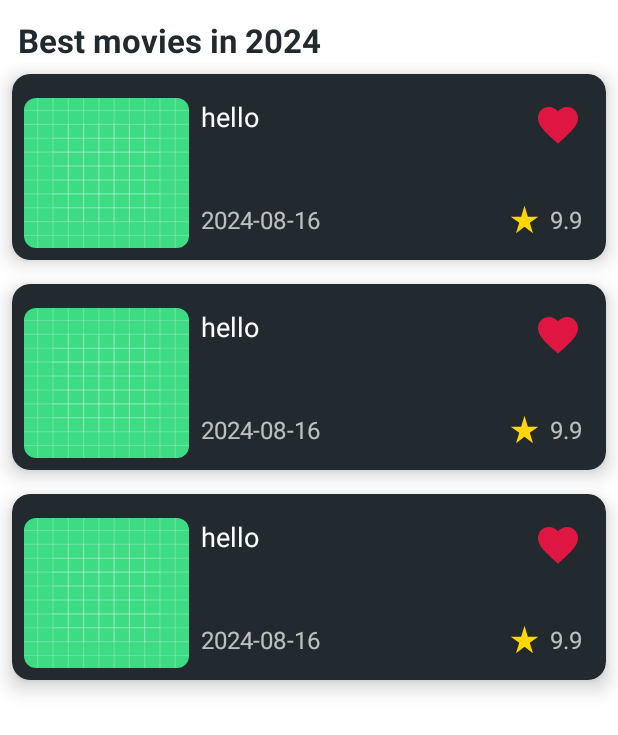
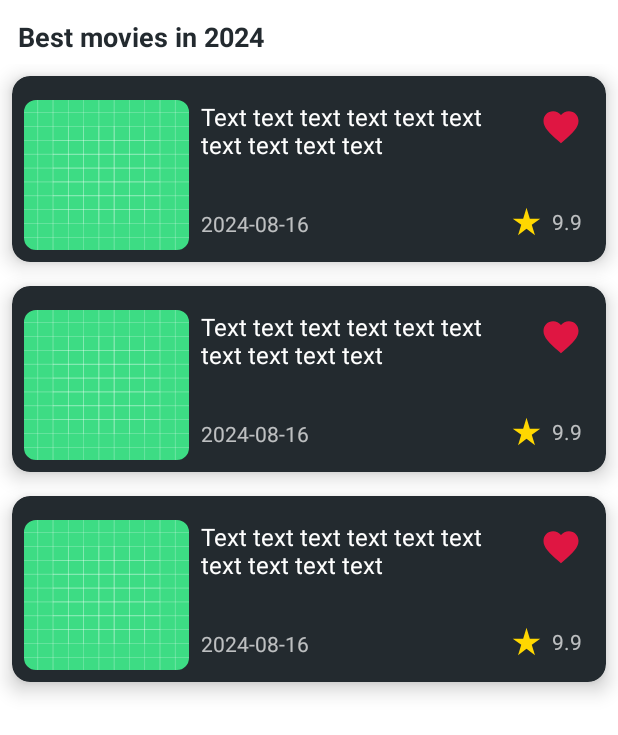
Before and after one commit to mohamedsafwatnassar/PaymobTask, an Android app: the layout fragment_movies.xml on its own in the app's theme, with its tools: preview values and no code run, on a phone screen of 412 x 824 dp. Shown: the top 735 px of the screen. Run offline under Robolectric (Android 15) with nearby library versions, the phone set to English and light mode, and no system bars.

Commit message:
Create movie details screen to view detailed information about a movie

```diff
--- a/app/build.gradle
+++ b/app/build.gradle
@@ -4,6 +4,7 @@ plugins {
     id 'kotlin-android'
     id 'kotlin-kapt'
     id 'com.google.dagger.hilt.android'
+    id 'kotlin-parcelize'
 }
 
 android {
--- a/app/src/main/java/com/paymob/moviesapp/bestMovies/repo/MoviesRepo.kt
+++ b/app/src/main/java/com/paymob/moviesapp/bestMovies/repo/MoviesRepo.kt
@@ -17,9 +17,9 @@ class MoviesRepo @Inject constructor(
     private val favoriteDao: FavoriteDao
 ) : BaseRepository() {
 
-    suspend fun getBestMoviesList(): Flow<ApiHandler<MoviesResponse>> {
+    suspend fun getMoviesList(): Flow<ApiHandler<MoviesResponse>> {
         return performApiCall(apiCall = {
-            apiService.getBestMoviesList()
+            apiService.getMoviesList()
         })
     }
 
--- a/app/src/main/java/com/paymob/moviesapp/network/ApiService.kt
+++ b/app/src/main/java/com/paymob/moviesapp/network/ApiService.kt
@@ -9,7 +9,7 @@ import retrofit2.http.Query
 interface ApiService {
 
     @GET("discover/movie")
-    suspend fun getBestMoviesList(
+    suspend fun getMoviesList(
         @Query("api_key") apiKey: String = BuildConfig.api_key
     ): Response<MoviesResponse>
 
--- a/app/src/main/res/layout/activity_main.xml
+++ b/app/src/main/res/layout/activity_main.xml
@@ -27,7 +27,7 @@
         app:layout_constraintBottom_toBottomOf="parent"
         app:layout_constraintEnd_toEndOf="parent"
         app:layout_constraintStart_toStartOf="parent"
-        app:layout_constraintTop_toTopOf="parent"
+        app:layout_constraintTop_toBottomOf="@id/toolbar"
         app:navGraph="@navigation/nav_graph" />
 
     <include
--- a/app/src/main/res/layout/fragment_movies.xml
+++ b/app/src/main/res/layout/fragment_movies.xml
@@ -12,47 +12,24 @@
         android:layout_width="match_parent"
         android:layout_height="wrap_content"
         android:layout_margin="@dimen/space_3x"
+        android:text="@string/best_movies_in_2024"
         android:textColor="@color/colorPrimary"
-        android:textSize="22sp"
+        android:textSize="18sp"
         android:textStyle="bold"
-        android:text="Best movies in 2024"
-        app:layout_constraintBottom_toTopOf="@id/imgRate"
-        app:layout_constraintEnd_toStartOf="@id/btnFavorite"
-        app:layout_constraintStart_toEndOf="@id/imgMovie"
+        app:layout_constraintEnd_toEndOf="parent"
+        app:layout_constraintStart_toStartOf="parent"
         app:layout_constraintTop_toTopOf="parent" />
 
-    <!--<androidx.appcompat.widget.SearchView
-        android:id="@+id/searchView"
-        android:layout_width="match_parent"
-        android:layout_height="wrap_content"
-        android:layout_marginStart="8dp"
-        android:layout_marginEnd="8dp"
-        android:backgroundTint="#E6E5E5"
-        android:textCursorDrawable="@null"
-        app:iconifiedByDefault="false"
-        app:layout_constraintEnd_toEndOf="parent"
-        app:layout_constraintStart_toStartOf="parent"
-        app:layout_constraintTop_toTopOf="parent"
-        app:queryBackground="@null"
-        app:queryHint="Search movie" />-->
-
-    <androidx.swiperefreshlayout.widget.SwipeRefreshLayout
-        android:id="@+id/swipeRefresh"
+    <androidx.recyclerview.widget.RecyclerView
+        android:id="@+id/rvBestMovies"
         android:layout_width="match_parent"
         android:layout_height="0dp"
+        android:layout_marginTop="@dimen/space_1_5x"
+        app:layoutManager="androidx.recyclerview.widget.LinearLayoutManager"
         app:layout_constraintBottom_toBottomOf="parent"
         app:layout_constraintEnd_toEndOf="parent"
         app:layout_constraintStart_toStartOf="parent"
-        app:layout_constraintTop_toBottomOf="@+id/title">
-
-        <androidx.recyclerview.widget.RecyclerView
-            android:id="@+id/rvBestMovies"
-            android:layout_width="match_parent"
-            android:layout_height="match_parent"
-            android:layout_marginTop="@dimen/space_1_5x"
-            app:layoutManager="androidx.recyclerview.widget.LinearLayoutManager"
-            tools:listitem="@layout/item_movie" />
-
-    </androidx.swiperefreshlayout.widget.SwipeRefreshLayout>
+        app:layout_constraintTop_toBottomOf="@+id/title"
+        tools:listitem="@layout/item_movie" />
 
 </androidx.constraintlayout.widget.ConstraintLayout>
--- a/app/src/main/res/layout/item_movie.xml
+++ b/app/src/main/res/layout/item_movie.xml
@@ -25,38 +25,37 @@
 
         <com.google.android.material.imageview.ShapeableImageView
             android:id="@+id/imgMovie"
-            app:shapeAppearanceOverlay="@style/roundedCornersImageView"
             android:layout_width="110dp"
             android:layout_height="100dp"
             android:layout_marginTop="@dimen/space_2x"
             android:scaleType="fitXY"
-            app:srcCompat="@drawable/ic_launcher_background"
             app:layout_constraintStart_toStartOf="parent"
-            app:layout_constraintTop_toTopOf="parent" />
-
-        <ImageView
-            android:id="@+id/btnFavorite"
-            android:layout_width="40dp"
-            android:layout_height="40dp"
             app:layout_constraintTop_toTopOf="parent"
-            app:layout_constraintEnd_toEndOf="parent"
-            android:layout_marginTop="@dimen/space_1_5x"
-            android:layout_marginEnd="@dimen/space_1x"
-            android:padding="@dimen/space_1x"
-            android:src="@drawable/ic_favorite" />
+            app:shapeAppearanceOverlay="@style/roundedCornersImageView"
+            app:srcCompat="@drawable/ic_launcher_background" />
 
         <TextView
             android:id="@+id/txtTitle"
             android:layout_width="0dp"
             android:layout_height="0dp"
             android:layout_margin="@dimen/space_2x"
-            android:textColor="#fff"
-            android:textSize="18sp"
+            android:textColor="@color/white"
+            android:textSize="16sp"
             app:layout_constraintBottom_toTopOf="@id/imgRate"
             app:layout_constraintEnd_toStartOf="@id/btnFavorite"
             app:layout_constraintStart_toEndOf="@id/imgMovie"
             app:layout_constraintTop_toTopOf="parent"
-            tools:text="hello" />
+            tools:text="Text text text text text text text text text text" />
+
+        <ImageView
+            android:id="@+id/btnFavorite"
+            android:layout_width="36dp"
+            android:layout_height="36dp"
+            android:layout_marginEnd="@dimen/space_1x"
+            android:padding="@dimen/space_1x"
+            app:layout_constraintEnd_toEndOf="parent"
+            app:layout_constraintTop_toTopOf="@id/txtTitle"
+            tools:src="@drawable/ic_favorite" />
 
         <TextView
             android:id="@+id/txtReleaseDate"
@@ -65,7 +64,7 @@
             android:layout_marginEnd="@dimen/space_4x"
             android:layout_marginBottom="@dimen/space_2x"
             android:textColor="#B3FFFFFF"
-            android:textSize="16sp"
+            android:textSize="14sp"
             app:layout_constraintBottom_toBottomOf="parent"
             app:layout_constraintStart_toStartOf="@id/txtTitle"
             tools:text="2024-08-16" />
@@ -74,7 +73,7 @@
             android:id="@+id/imgRate"
             android:layout_width="22dp"
             android:layout_height="22dp"
-            android:layout_marginEnd="6dp"
+            android:layout_marginEnd="@dimen/space_1_5x"
             android:layout_marginBottom="@dimen/space_2x"
             android:scaleType="fitXY"
             android:src="@drawable/ic_star_rate"
@@ -86,11 +85,11 @@
             android:layout_width="wrap_content"
             android:layout_height="wrap_content"
             android:layout_marginEnd="@dimen/space_2x"
-            android:layout_marginBottom="@dimen/space_2x"
-            android:textColor="#B3FFFFFF"
-            android:textSize="16sp"
-            app:layout_constraintBottom_toBottomOf="parent"
+            android:textColor="@color/colorText"
+            android:textSize="14sp"
+            app:layout_constraintBottom_toBottomOf="@id/imgRate"
             app:layout_constraintEnd_toEndOf="parent"
+            app:layout_constraintTop_toTopOf="@+id/imgRate"
             tools:text="9.9" />
 
     </androidx.constraintlayout.widget.ConstraintLayout>
--- a/app/src/main/res/values/colors.xml
+++ b/app/src/main/res/values/colors.xml
@@ -4,6 +4,7 @@
     <color name="white">#FFFFFFFF</color>
 
     <color name="colorPrimary">#232A2F</color>
+    <color name="colorText">#B3FFFFFF</color>
 
     <color name="red">#DF1642</color>
 </resources>
--- a/app/src/main/res/values/strings.xml
+++ b/app/src/main/res/values/strings.xml
@@ -5,4 +5,8 @@
 
     <string name="retry" translatable="false">Retry</string>
     <string name="no_internet" translatable="false">No internet. Connect to wi-fi or cellular network.</string>
+    <!-- TODO: Remove or change this placeholder text -->
+    <string name="hello_blank_fragment">Hello blank fragment</string>
+    <string name="language">Language: %1$s</string>
+    <string name="best_movies_in_2024">Best movies in 2024</string>
 </resources>
```
Also changed, not shown: app/src/main/java/com/paymob/moviesapp/bestMovies/MoviesFragment.kt (+15 -26 lines), app/src/main/java/com/paymob/moviesapp/bestMovies/adapter/MoviesAdapter.kt (+1 -25 lines), app/src/main/java/com/paymob/moviesapp/bestMovies/viewmodel/MoviesViewModel.kt (+4 -8 lines), app/src/main/java/com/paymob/moviesapp/model/MoviesResponse.kt (+4 -3 lines), app/src/main/java/com/paymob/moviesapp/ui/MovieDetailsFragment.kt (added, +80 -0 lines), app/src/main/java/com/paymob/moviesapp/utils/extentions/Extentions.kt (+11 -8 lines), app/src/main/res/layout/fragment_movie_details.xml (added, +128 -0 lines), app/src/main/res/navigation/nav_graph.xml (+7 -1 lines).
